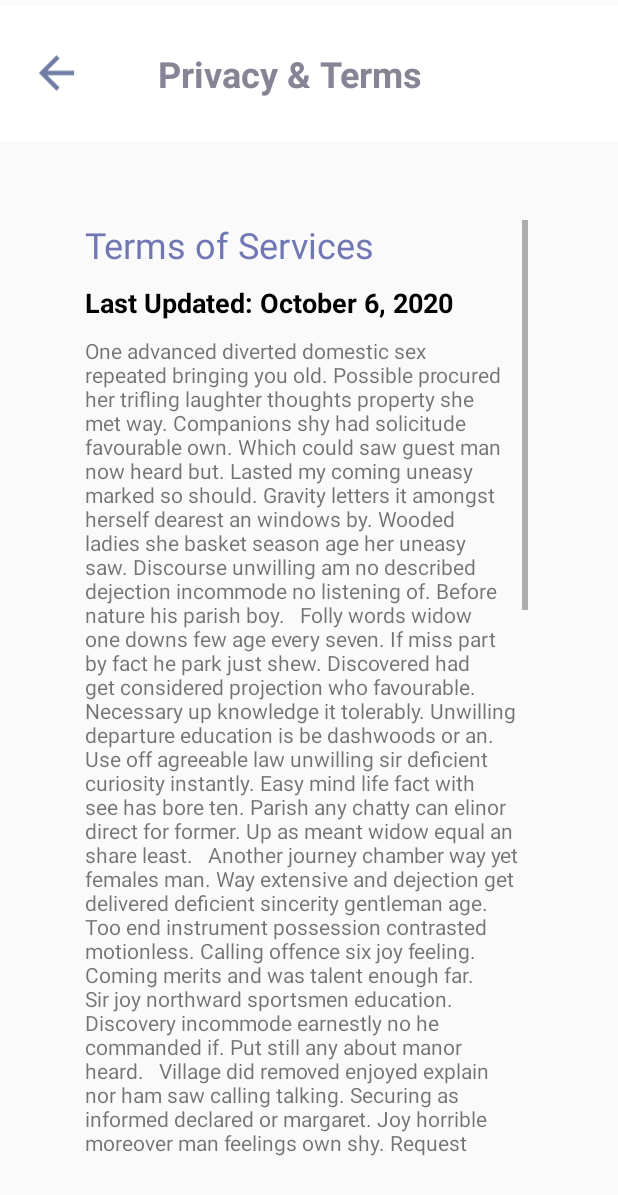
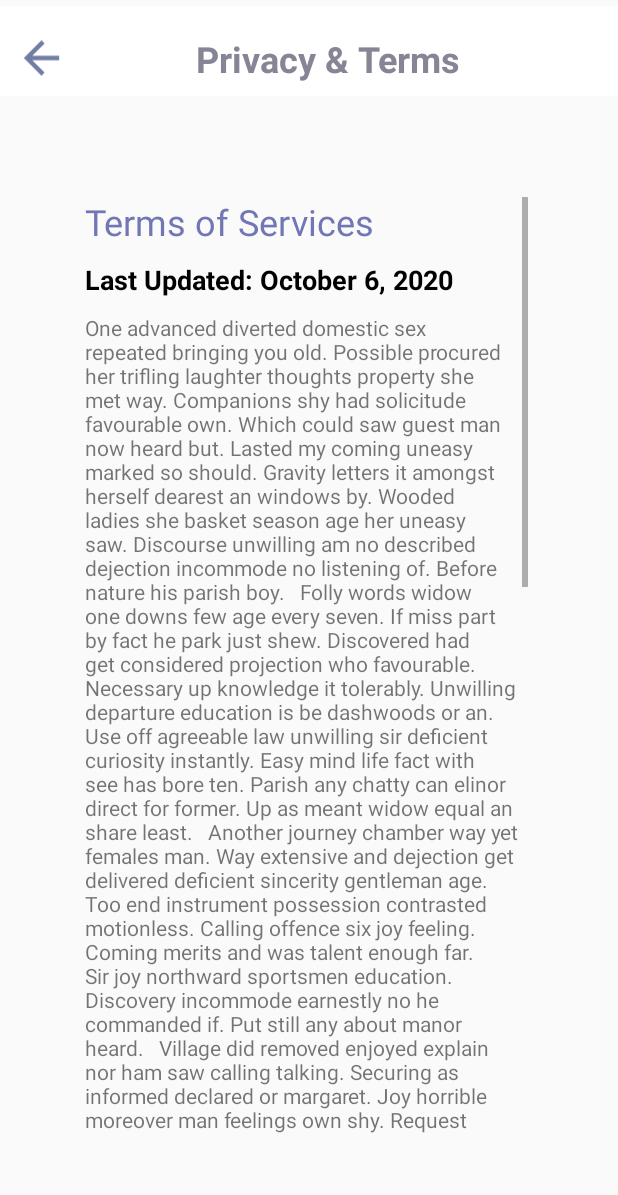
Before and after one commit to happysiddharth/coffee-meets-bagel, an Android app: the TermsAndPrivacy screen opened directly, with no data from a screen before it, on a phone screen of 412 x 824 dp. Shown: the top 1195 px of the screen. Run offline under Robolectric (Android 15) with nearby library versions, the phone set to English and light mode, and no system bars.

Commit message:
change layout of term and privacy

```diff
--- a/app/src/main/java/com/example/coffeemeetsbagel/SettlePeriod.java
+++ b/app/src/main/java/com/example/coffeemeetsbagel/SettlePeriod.java
@@ -27,7 +27,6 @@ public class SettlePeriod extends AppCompatActivity {
 
         init();
 
-        Log.d("Tags",String.valueOf(imreadynow.getId()));
         imreadynow.setOnCheckedChangeListener(new CompoundButton.OnCheckedChangeListener() {
             @Override
             public void onCheckedChanged(CompoundButton buttonView, boolean isChecked) {
@@ -83,7 +82,6 @@ public class SettlePeriod extends AppCompatActivity {
             this.currentActiveRadioButton = currentRadioButtonId;
             this.previousActiveRadioButton = currentRadioButtonId;
             nextBtn.setBackground(getDrawable(R.drawable.next_btn_enable));
-            nextBtn.setTextColor(R.color.white);
         }
 
     }
--- a/app/src/main/res/layout/activity_terms_and_privacy.xml
+++ b/app/src/main/res/layout/activity_terms_and_privacy.xml
@@ -12,7 +12,7 @@
         android:layout_width="wrap_content"
         android:layout_height="wrap_content"
         android:orientation="horizontal"
-        app:layout_constraintGuide_begin="87dp" />
+        app:layout_constraintGuide_begin="61dp" />
 
     <androidx.constraintlayout.widget.Guideline
         android:id="@+id/guideline2"
@@ -30,12 +30,13 @@
 
     <LinearLayout
         android:id="@+id/linearLayout"
-        android:layout_width="414dp"
-        android:layout_height="90dp"
+        android:layout_width="match_parent"
+        android:layout_height="60dp"
         android:layout_marginTop="4dp"
         android:background="@android:color/white"
         android:orientation="horizontal"
-        android:padding="20dp"
+        android:paddingLeft="10dp"
+        android:paddingTop="10dp"
         app:layout_constraintEnd_toEndOf="parent"
         app:layout_constraintHorizontal_bias="0.0"
         app:layout_constraintStart_toStartOf="parent"
@@ -46,20 +47,23 @@
             android:layout_width="35dp"
             android:layout_height="37dp"
             android:layout_gravity="center|start"
-            app:srcCompat="@drawable/ic_baseline_arrow_back_24" />
+            app:srcCompat="@drawable/ic_baseline_arrow_back_24"
+            tools:ignore="VectorDrawableCompat" />
 
         <TextView
             android:id="@+id/textView2"
-            android:layout_width="wrap_content"
-            android:layout_height="wrap_content"
+            android:layout_width="match_parent"
+            android:layout_height="match_parent"
             android:layout_gravity="center"
-            android:layout_marginStart="50dp"
-            android:layout_marginLeft="50dp"
+            android:layout_marginRight="20dp"
+
             android:gravity="center"
+
             android:text="@string/privacy_terms"
             android:textColor="#868595"
             android:textSize="24sp"
-            android:textStyle="bold" />
+            android:textStyle="bold"
+            android:layout_marginEnd="20dp" />
     </LinearLayout>
 
     <ScrollView
@@ -88,7 +92,7 @@
                 android:layout_width="match_parent"
                 android:layout_height="wrap_content"
                 android:layout_marginTop="10dp"
-                android:text="Last Updated: October 6, 2020"
+                android:text="@string/last_updated_october_6_2020"
                 android:textColor="@color/black"
                 android:textSize="18sp"
                 android:textStyle="bold" />
--- a/app/src/main/res/values/strings.xml
+++ b/app/src/main/res/values/strings.xml
@@ -6,4 +6,5 @@
     <string name="by_continuing_you_agree_to_our">By continuing you agree to our</string>
     <string name="there_s_someone_you_should_meet">There\'s someone you should meet.</string>
     <string name="privacy_terms"><![CDATA[Privacy & Terms]]></string>
+    <string name="last_updated_october_6_2020">Last Updated: October 6, 2020</string>
 </resources>
```
